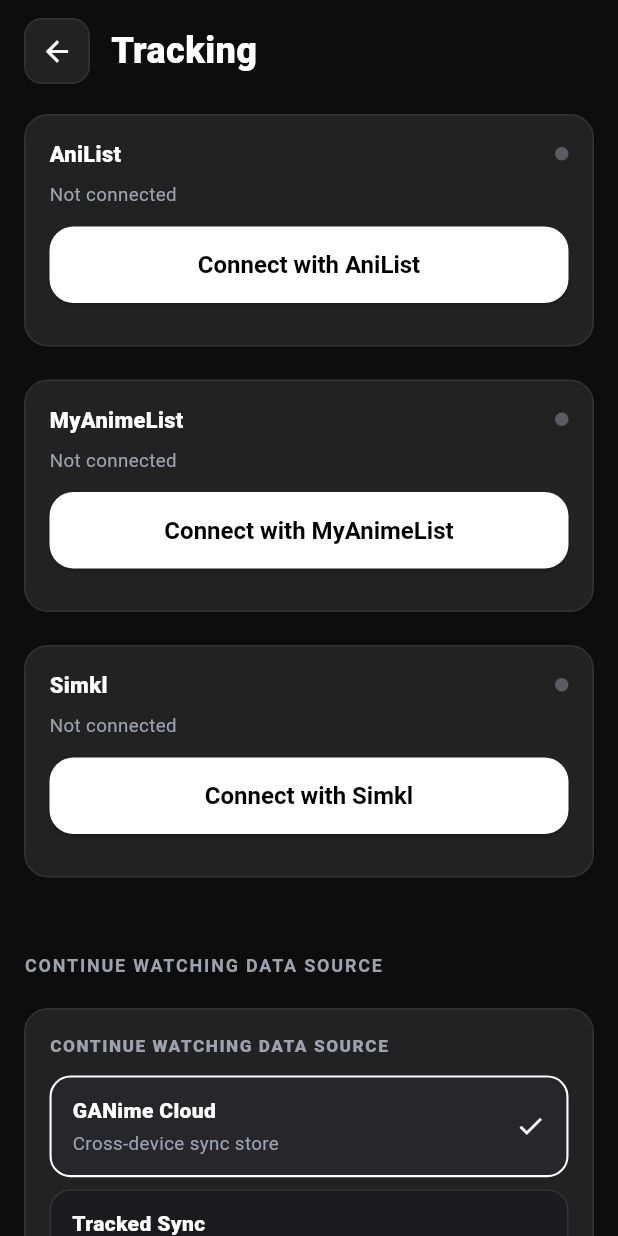
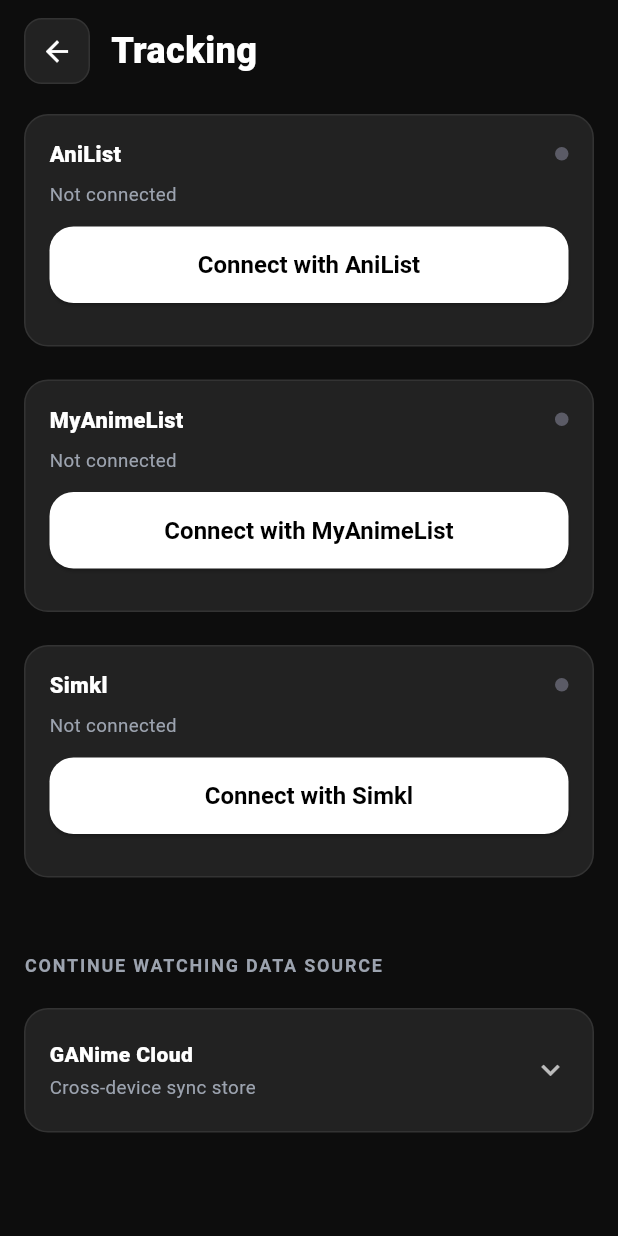
Before and after one commit to Isolated-Irl/GAnime-App, a Flutter app: the TrackingSettingsScreen widget shown alone on an empty page, opened directly with empty values, on a phone screen of 412 x 824 dp. Run offline on Flutter 3.47's test engine with Material 3 defaults, Android fonts, the phone set to English and light mode, and no system bars; our stand-ins replace app_links, cached_network_image, shared_preferences; missing offline and left inert: media_kit, media_kit_video; accounts and stored records are empty; network calls fail; statements that could not run were skipped.

Commit message:
Continue Watching: no blank bars, hide completed, separate sources, expandable

```diff
--- a/lib/screens/app_screens.dart
+++ b/lib/screens/app_screens.dart
@@ -381,7 +381,14 @@ class _HomeScreenState extends State<HomeScreen> {
         final topRated = snap.data![4] as List<Anime>;
         final topMovies = snap.data![5] as List<Anime>;
         final local = snap.data![6] as List<LibraryEntry>;
-        final cw = local.where((e) => e.progress > 0).toList();
+        // Continue Watching: has progress, but NOT completed.
+        // Completed anime (progress >= total) don't belong here.
+        final cw = local.where((e) {
+          if (e.progress <= 0) return false;
+          final t = e.total ?? 0;
+          if (t > 0 && e.progress >= t) return false; // completed
+          return true;
+        }).toList();
         final heroItems = trending.take(4).toList();
         // Layout settings (Settings > Layout) gate every Home section.
         final ls = widget.settings;
@@ -754,6 +761,9 @@ class _HomeScreenState extends State<HomeScreen> {
                                                     Colors.grey.shade400),
                                           ),
                                           const SizedBox(height: 8),
+                                          // Only show the bar when we know the total.
+                                          // Unknown total = no blank bar (same rule as details skeleton).
+                                          if (total > 0)
                                             LinearProgressIndicator(
                                               value: pct,
                                               backgroundColor:
--- a/lib/screens/settings/tracking_screen.dart
+++ b/lib/screens/settings/tracking_screen.dart
@@ -458,21 +458,67 @@ class _TrackingSettingsScreenState extends State<TrackingSettingsScreen> {
     );
   }
 
+  bool _srcExpanded = false;
+
   Widget _sourceCard() {
+    final options = [
+      ('GANime Cloud', 'Cross-device sync store', 'cloud'),
+      ('AniList', 'Your AniList watching list', 'anilist'),
+      ('MyAnimeList', 'Your MAL watching list', 'mal'),
+      ('Simkl', 'Your Simkl watching list', 'simkl'),
+    ];
+    final current = options.firstWhere(
+      (o) => o.$3 == _s.continueWatchingSource,
+      orElse: () => options[0],
+    );
     return GACard(
       child: Column(
         crossAxisAlignment: CrossAxisAlignment.start,
         children: [
-          const Text('CONTINUE WATCHING DATA SOURCE',
-              style: TextStyle(
-                  color: gaGrey,
-                  fontSize: 11.5,
-                  fontWeight: FontWeight.w800,
-                  letterSpacing: 1)),
-          const SizedBox(height: 12),
-          _srcTile('GANime Cloud', 'Cross-device sync store', 'cloud'),
-          const SizedBox(height: 8),
-          _srcTile('Tracked Sync', 'AniList / MAL / Simkl', 'tracked'),
+          // Tappable header — expands to show all sources.
+          Material(
+            color: Colors.transparent,
+            child: InkWell(
+              onTap: () => setState(() => _srcExpanded = !_srcExpanded),
+              borderRadius: BorderRadius.circular(12),
+              child: Padding(
+                padding: const EdgeInsets.symmetric(vertical: 4),
+                child: Row(
+                  children: [
+                    Expanded(
+                      child: Column(
+                        crossAxisAlignment: CrossAxisAlignment.start,
+                        children: [
+                          Text(current.$1,
+                              style: const TextStyle(
+                                  color: Colors.white,
+                                  fontSize: 14,
+                                  fontWeight: FontWeight.w800)),
+                          const SizedBox(height: 3),
+                          Text(current.$2,
+                              style: const TextStyle(
+                                  color: gaGrey, fontSize: 12.5)),
+                        ],
+                      ),
+                    ),
+                    Icon(
+                      _srcExpanded
+                          ? Icons.expand_less
+                          : Icons.expand_more,
+                      color: Colors.white70,
+                    ),
+                  ],
+                ),
+              ),
+            ),
+          ),
+          if (_srcExpanded) ...[
+            const SizedBox(height: 12),
+            for (int i = 0; i < options.length; i++) ...[
+              if (i > 0) const SizedBox(height: 8),
+              _srcTile(options[i].$1, options[i].$2, options[i].$3),
+            ],
+          ],
         ],
       ),
     );
```
Lines whose indentation alone changed are shown as unchanged.
